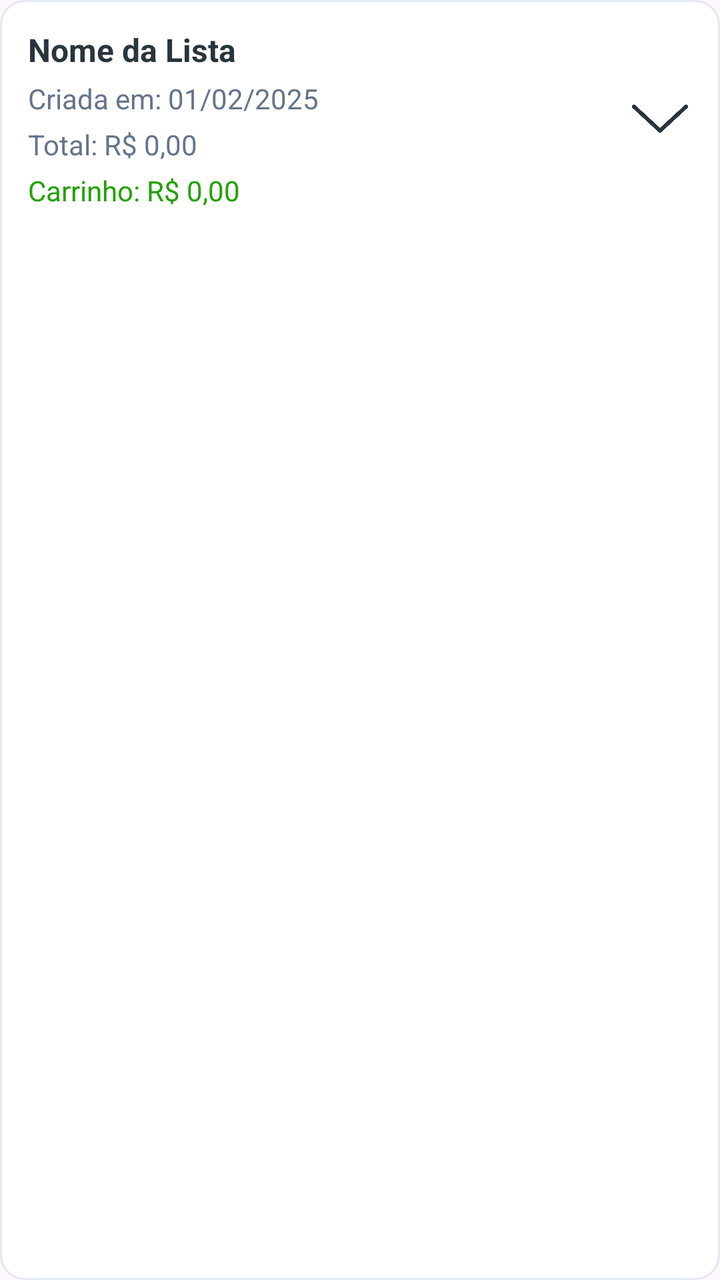
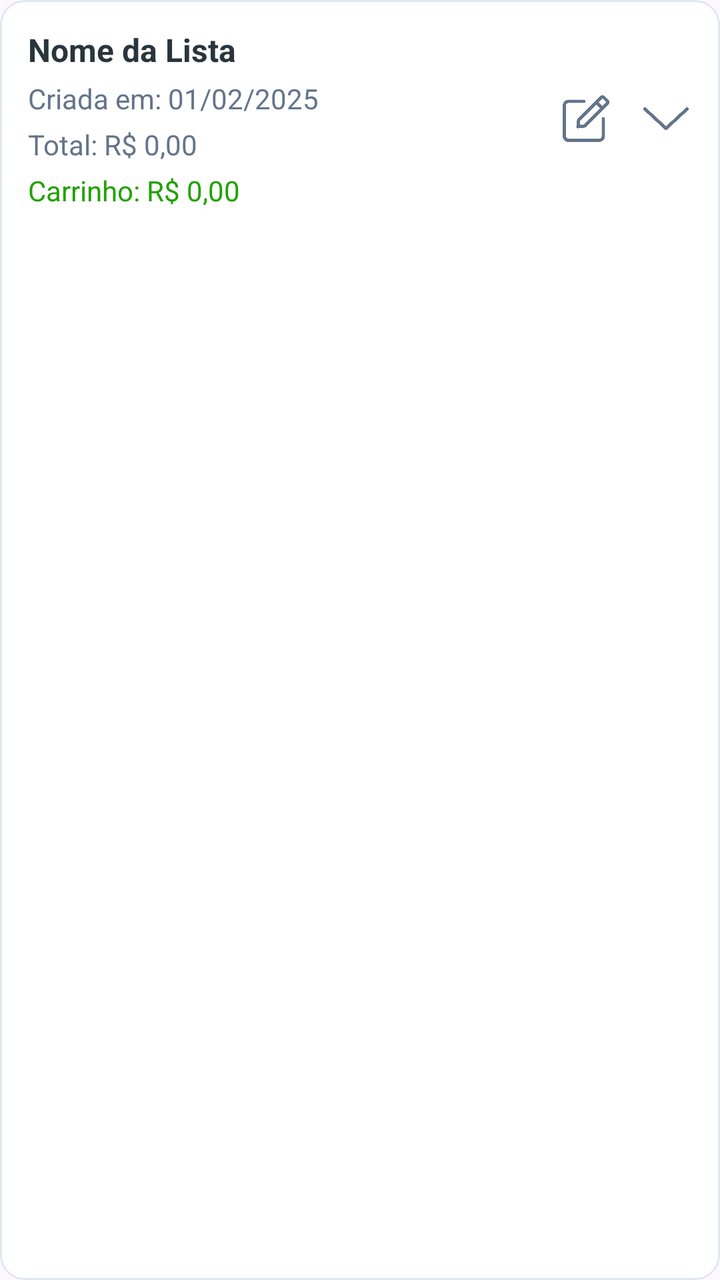

Before-and-after screenshots of an Android layout around one commit, followed by the original layout XML and the change that was made.
<!-- AndroidManifest.xml: application theme Theme.ListaCompras -->
<!-- res/layout/item_lista.xml -->
<?xml version="1.0" encoding="utf-8"?>
<LinearLayout xmlns:android="http://schemas.android.com/apk/res/android"
    xmlns:app="http://schemas.android.com/apk/res-auto"
    android:layout_width="match_parent"
    android:layout_height="wrap_content"
    android:orientation="vertical"
    android:background="@drawable/card_secundario"
    android:padding="14dp"
    android:layout_marginBottom="12dp">

    <LinearLayout
        android:id="@+id/headerLista"
        android:layout_width="match_parent"
        android:layout_height="wrap_content"
        android:orientation="horizontal"
        android:gravity="center_vertical">

        <LinearLayout
            android:layout_width="0dp"
            android:layout_height="wrap_content"
            android:orientation="vertical"
            android:layout_weight="1">

            <TextView
                android:id="@+id/txtNomeListaCard"
                android:layout_width="match_parent"
                android:layout_height="wrap_content"
                android:text="Nome da Lista"
                android:textSize="16sp"
                android:textStyle="bold"
                android:textColor="#29353C" />

            <TextView
                android:id="@+id/txtDataListaCard"
                android:layout_width="wrap_content"
                android:layout_height="wrap_content"
                android:text="Criada em: 01/02/2025"
                android:textSize="14sp"
                android:textColor="#64748B"
                android:layout_marginTop="4dp" />

            <TextView
                android:id="@+id/txtTotalListaCard"
                android:layout_width="wrap_content"
                android:layout_height="wrap_content"
                android:text="Total: R$ 0,00"
                android:textSize="14sp"
                android:textColor="#64748B"
                android:layout_marginTop="4dp" />

            <TextView
                android:id="@+id/txtTotalCarrinhoListaCard"
                android:layout_width="wrap_content"
                android:layout_height="wrap_content"
                android:text="Carrinho: R$ 0,00"
                android:textSize="14sp"
                android:textColor="#22A200"
                android:layout_marginTop="4dp" />
        </LinearLayout>

        <ImageView
            android:id="@+id/btnExpandirLista"
            android:layout_width="32dp"
            android:layout_height="32dp"
            android:src="@drawable/flecha_baixo"
            app:tint="#29353C" />
    </LinearLayout>

    <LinearLayout
        android:id="@+id/containerProdutosLista"
        android:layout_width="match_parent"
        android:layout_height="wrap_content"
        android:orientation="vertical"
        android:visibility="gone"
        android:paddingTop="12dp">

        <androidx.recyclerview.widget.RecyclerView
            android:id="@+id/recyclerProdutosDaLista"
            android:layout_width="match_parent"
            android:layout_height="wrap_content"
            android:nestedScrollingEnabled="false"/>
    </LinearLayout>

</LinearLayout>
<!-- resources referenced by this layout -->
<resources>
  <!-- drawable card_secundario (drawable) -->
  <shape xmlns:android="http://schemas.android.com/apk/res/android">
      <solid android:color="#FFFFFF"/>
      <corners android:radius="12dp"/>
      <stroke android:width="1dp" android:color="#E2E8F0"/>
  </shape>
  <!-- drawable flecha_baixo: png bitmap (drawable, 3853 bytes) -->
  <style name="Theme.ListaCompras" parent="Base.Theme.ListaCompras" />
  <style name="Base.Theme.ListaCompras" parent="Theme.Material3.DayNight.NoActionBar">
          
          
      </style>
</resources>

<!-- the commit's change to res/layout/item_lista.xml (unified diff, before → after) -->
@@ -8,6 +8,7 @@
     android:padding="14dp"
     android:layout_marginBottom="12dp">
 
+    
     <LinearLayout
         android:id="@+id/headerLista"
         android:layout_width="match_parent"
@@ -15,6 +16,7 @@
         android:orientation="horizontal"
         android:gravity="center_vertical">
 
+        
         <LinearLayout
             android:layout_width="0dp"
             android:layout_height="wrap_content"
@@ -58,14 +60,25 @@
                 android:layout_marginTop="4dp" />
         </LinearLayout>
 
+        
+        <ImageView
+            android:id="@+id/btnEditarListaCard"
+            android:layout_width="26dp"
+            android:layout_height="26dp"
+            android:src="@drawable/ic_editar"
+            app:tint="#64748B"
+            android:layout_marginEnd="14dp" />
+
+        
         <ImageView
             android:id="@+id/btnExpandirLista"
-            android:layout_width="32dp"
-            android:layout_height="32dp"
+            android:layout_width="26dp"
+            android:layout_height="26dp"
             android:src="@drawable/flecha_baixo"
-            app:tint="#29353C" />
+            app:tint="#64748B" />
     </LinearLayout>
 
+    
     <LinearLayout
         android:id="@+id/containerProdutosLista"
         android:layout_width="match_parent"
@@ -78,7 +91,7 @@
             android:id="@+id/recyclerProdutosDaLista"
             android:layout_width="match_parent"
             android:layout_height="wrap_content"
-            android:nestedScrollingEnabled="false"/>
+            android:nestedScrollingEnabled="false" />
     </LinearLayout>
 
 </LinearLayout>
<!-- resource entries referenced after the edit -->
@@ -7,6 +7,7 @@
       <stroke android:width="1dp" android:color="#E2E8F0"/>
   </shape>
   <!-- drawable flecha_baixo: png bitmap (drawable, 3853 bytes) -->
+  <!-- drawable ic_editar: png bitmap (drawable, 8224 bytes) -->
   <style name="Theme.ListaCompras" parent="Base.Theme.ListaCompras" />
   <style name="Base.Theme.ListaCompras" parent="Theme.Material3.DayNight.NoActionBar">
           
